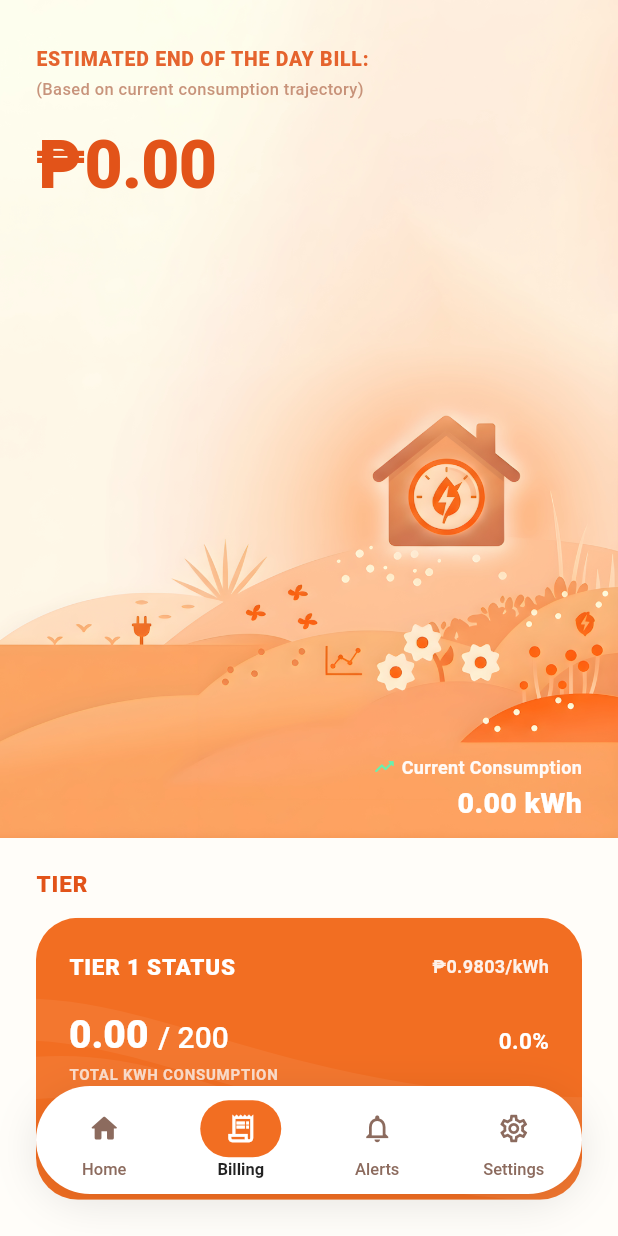
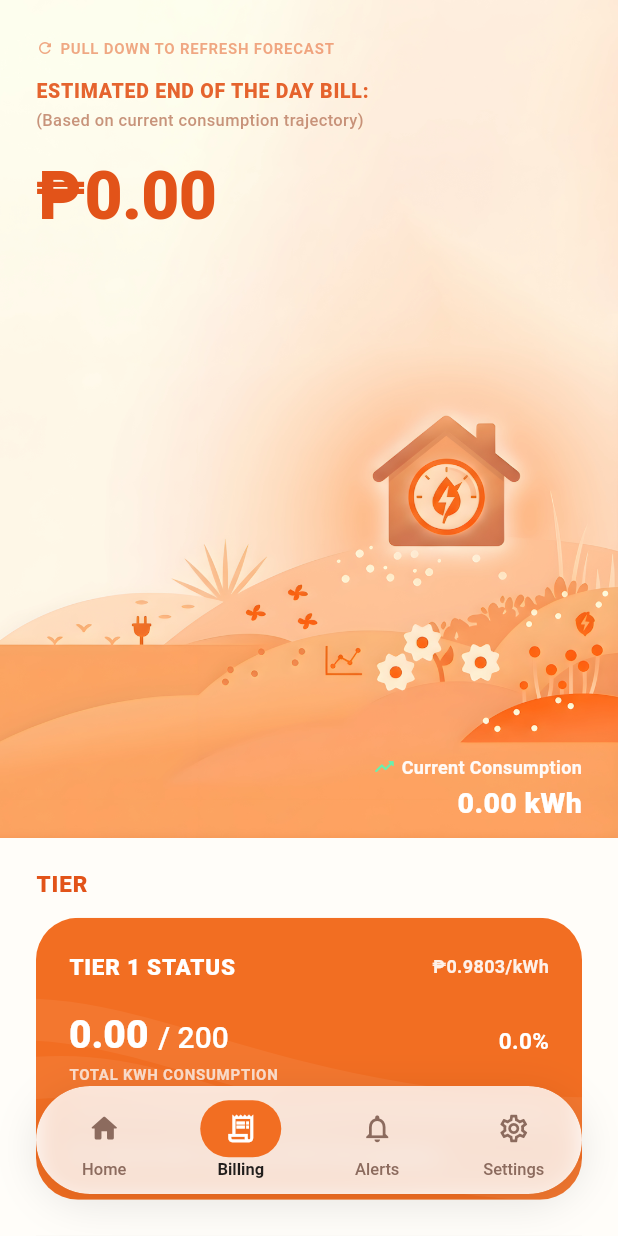
Before and after one commit to Orti-G/Thesis, a Flutter app: the MainScreen screen opened directly, item 2 of the bottom bar chosen, on a phone screen of 412 x 824 dp. Run offline on Flutter 3.47's test engine with Material 3 defaults, Android fonts, the phone set to English and light mode, and no system bars; drawn by our look-alikes of custom_refresh_indicator; our stand-ins replace firebase_core, firebase_database, fl_chart, lottie; accounts and stored records are empty.

Commit message:
make the nav bar semi transpaernt and added a refresh function to the biilling page

```diff
--- a/flutter_mobile_ui/lib/billing.dart
+++ b/flutter_mobile_ui/lib/billing.dart
@@ -1,5 +1,8 @@
 import 'package:flutter/material.dart';
 import 'package:firebase_database/firebase_database.dart';
+import 'package:http/http.dart' as http;
+import 'package:lottie/lottie.dart';
+import 'package:custom_refresh_indicator/custom_refresh_indicator.dart';
 
 class BillingScreen extends StatelessWidget {
   BillingScreen({super.key});
@@ -12,6 +15,21 @@ class BillingScreen extends StatelessWidget {
   // Reference to the root of your Realtime Database
   final DatabaseReference _dbRef = FirebaseDatabase.instance.ref();
 
+  // HTTP trigger function to calculate new forecasts
+  Future<void> _handleRefresh() async {
+    final url = Uri.parse('http://35.209.250.46:8000/forecast');
+    try {
+      final response = await http.get(url);
+      if (response.statusCode == 200) {
+        debugPrint('Forecast successfully refreshed via API.');
+      } else {
+        debugPrint('API server returned an error: ${response.statusCode}');
+      }
+    } catch (e) {
+      debugPrint('Error sending refresh request: $e');
+    }
+  }
+
   @override
   Widget build(BuildContext context) {
     return Scaffold(
@@ -19,6 +37,7 @@ class BillingScreen extends StatelessWidget {
       body: StreamBuilder<DatabaseEvent>(
         stream: _dbRef.onValue,
         builder: (context, snapshot) {
+
           // Default fallback values
           double forecast = 0.0;
           double cumulativeEnergy = 0.0;
@@ -27,16 +46,16 @@ class BillingScreen extends StatelessWidget {
           if (snapshot.hasData && snapshot.data?.snapshot.value != null) {
             final data = snapshot.data!.snapshot.value as Map<dynamic, dynamic>;
 
-            // Remapped forecast to predicted_day_total_kwh
+            // Case-sensitive lookup for predicted_day_total_kWh
             final forecastData = data['forecast'] as Map<dynamic, dynamic>?;
             if (forecastData != null) {
-              forecast = (forecastData['predicted_day_total_kwh'] ?? 0).toDouble();
+              forecast = (forecastData['predicted_day_total_kWh'] ?? forecastData['predicted_day_total_kwh'] ?? 0).toDouble();
             }
 
-            // Remapped cumulative energy to cumul_kwh
+            // Defensive check for cumul_kWh casing as well
             final liveReading = data['live_reading'] as Map<dynamic, dynamic>?;
             if (liveReading != null) {
-              cumulativeEnergy = (liveReading['cumul_kwh'] ?? 0).toDouble();
+              cumulativeEnergy = (liveReading['cumul_kWh'] ?? liveReading['cumul_kwh'] ?? 0).toDouble();
             }
           }
 
@@ -44,7 +63,26 @@ class BillingScreen extends StatelessWidget {
           final double percentage = (cumulativeEnergy / 200).clamp(0.0, 1.0);
           final double remaining = (200 - cumulativeEnergy).clamp(0.0, 200.0);
 
-          return SingleChildScrollView(
+          // ── REPLACED DEFAULT REFRESH INDICATOR WITH CUSTOM LOTTIE INDICATOR ──
+          return CustomMaterialIndicator(
+            onRefresh: _handleRefresh,
+            backgroundColor: Colors.white,
+            indicatorBuilder: (context, controller) {
+              return Padding(
+                padding: const EdgeInsets.all(6.0),
+                child: Lottie.asset(
+                  'assets/spark loading.json',
+                  // Kept small to fit nicely inside the standard pull-to-refresh circle
+                  width: 30,
+                  height: 30,
+                  fit: BoxFit.contain,
+                ),
+              );
+            },
+            child: SingleChildScrollView(
+              physics: const AlwaysScrollableScrollPhysics(
+                parent: BouncingScrollPhysics(),
+              ),
               child: Column(
                 crossAxisAlignment: CrossAxisAlignment.start,
                 children: [
@@ -63,7 +101,28 @@ class BillingScreen extends StatelessWidget {
                           child: Column(
                             crossAxisAlignment: CrossAxisAlignment.start,
                             children: [
-                            const SizedBox(height: 10),
+                              const SizedBox(height: 5),
+                              // Subtle pull to refresh text hint
+                              Row(
+                                children: [
+                                  Icon(
+                                    Icons.refresh_rounded,
+                                    size: 12,
+                                    color: brandOrangeText.withValues(alpha: 0.5),
+                                  ),
+                                  const SizedBox(width: 4),
+                                  Text(
+                                    'PULL DOWN TO REFRESH FORECAST',
+                                    style: TextStyle(
+                                      color: brandOrangeText.withValues(alpha: 0.5),
+                                      fontSize: 10,
+                                      fontWeight: FontWeight.w700,
+                                      letterSpacing: 0.5,
+                                    ),
+                                  ),
+                                ],
+                              ),
+                              const SizedBox(height: 12),
                               Text(
                                 'ESTIMATED END OF THE DAY BILL:',
                                 style: TextStyle(
@@ -83,7 +142,7 @@ class BillingScreen extends StatelessWidget {
                                 ),
                               ),
                               const SizedBox(height: 12),
-                            // MAPPED FORECAST
+                              // Displays mapped forecast value dynamically
                               Text(
                                 '₱${forecast.toStringAsFixed(2)}',
                                 style: TextStyle(
@@ -123,7 +182,6 @@ class BillingScreen extends StatelessWidget {
                               ],
                             ),
                             const SizedBox(height: 2),
-                          // MAPPED CUMULATIVE ENERGY
                             Text(
                               '${cumulativeEnergy.toStringAsFixed(2)} kWh',
                               style: const TextStyle(
@@ -199,7 +257,6 @@ class BillingScreen extends StatelessWidget {
                                           text: TextSpan(
                                             style: const TextStyle(color: Colors.white),
                                             children: [
-                                            // DYNAMIC CONSUMPTION FOR TIER
                                               TextSpan(
                                                 text: '${cumulativeEnergy.toStringAsFixed(2)} ',
                                                 style: const TextStyle(fontSize: 26, fontWeight: FontWeight.w800),
@@ -211,7 +268,6 @@ class BillingScreen extends StatelessWidget {
                                             ],
                                           ),
                                         ),
-                                      // DYNAMIC PERCENTAGE
                                         Text(
                                           '${(percentage * 100).toStringAsFixed(1)}%',
                                           style: const TextStyle(
@@ -236,7 +292,7 @@ class BillingScreen extends StatelessWidget {
                                     ClipRRect(
                                       borderRadius: BorderRadius.circular(10),
                                       child: LinearProgressIndicator(
-                                      value: percentage, // DYNAMIC PROGRESS BAR
+                                        value: percentage,
                                         backgroundColor: Colors.white.withValues(alpha: 0.25),
                                         valueColor: const AlwaysStoppedAnimation<Color>(Colors.white),
                                         minHeight: 7,
@@ -253,7 +309,6 @@ class BillingScreen extends StatelessWidget {
                                         const SizedBox(width: 6),
                                         Expanded(
                                           child: Text(
-                                          // DYNAMIC REMAINING KWH
                                             '${remaining.toStringAsFixed(2)} kWh remaining before tier escalation',
                                             style: TextStyle(
                                               color: Colors.white.withValues(alpha: 0.95),
@@ -270,7 +325,17 @@ class BillingScreen extends StatelessWidget {
                             ),
                           ),
                         ),
-                      const SizedBox(height: 28),
+
+                        // Subtle visual divider
+                        Padding(
+                          padding: const EdgeInsets.symmetric(vertical: 24.0),
+                          child: Divider(
+                            color: textDark.withValues(alpha: 0.08),
+                            thickness: 1,
+                            height: 1,
+                          ),
+                        ),
+
                         Text(
                           'RATE BRACKETS',
                           style: TextStyle(
@@ -295,7 +360,7 @@ class BillingScreen extends StatelessWidget {
                           tierTitle: 'TIER 1',
                           range: 'Up to 200 kWh',
                           rate: '₱0.9803/kWh',
-                        isActive: cumulativeEnergy <= 200, // DYNAMIC ACTIVE STATE
+                          isActive: cumulativeEnergy <= 200,
                         ),
                         _buildRateCard(
                           tierTitle: 'TIER 2',
@@ -312,8 +377,9 @@ class BillingScreen extends StatelessWidget {
                       ],
                     ),
                   ),
-                const SizedBox(height: 60),
+                  const SizedBox(height: 120),
                 ],
+              ),
             ),
           );
         }
--- a/flutter_mobile_ui/lib/main.dart
+++ b/flutter_mobile_ui/lib/main.dart
@@ -1,13 +1,11 @@
+import 'dart:ui'; // Required for ImageFilter
 import 'package:flutter/material.dart';
 import 'package:lottie/lottie.dart';
 import 'package:firebase_core/firebase_core.dart';
 
 // ── IMPORT YOUR ACTUAL FILES HERE ─────────────────────────────────────────
 import 'dashboard.dart';
-
-// Fix for the ambiguous import error: giving this import a prefix
 import 'billing.dart' as billing;
-
 import 'alert.dart';
 
 void main() async {
@@ -70,21 +68,16 @@ class _HomePageState extends State<HomePage>
   Widget build(BuildContext context) {
     return Scaffold(
       backgroundColor: Colors.white,
-
       body: SafeArea(
         child: Column(
           mainAxisAlignment: MainAxisAlignment.center,
-
           children: [
             Center(
               child: Lottie.asset(
                 'assets/Comp 1.json',
-
                 controller: _lottieController,
-
                 width: 500,
                 height: 500,
-
                 onLoaded: (composition) {
                   _lottieController
                     ..duration = composition.duration
@@ -92,16 +85,12 @@ class _HomePageState extends State<HomePage>
                 },
               ),
             ),
-
             AnimatedOpacity(
               opacity: _showButton ? 1.0 : 0.0,
-
               duration: const Duration(milliseconds: 500),
-
               child: SizedBox(
                 width: 220,
                 height: 45,
-
                 child: ElevatedButton(
                   onPressed: _showButton
                       ? () {
@@ -113,20 +102,16 @@ class _HomePageState extends State<HomePage>
                           );
                         }
                       : null,
-
                   style: ElevatedButton.styleFrom(
                     backgroundColor: HomePage.accentColor,
                     foregroundColor: Colors.white,
                     elevation: 3,
-
                     shape: RoundedRectangleBorder(
                       borderRadius: BorderRadius.circular(40),
                     ),
                   ),
-
                   child: const Text(
                     'TRY BETA NOW',
-
                     style: TextStyle(
                       fontSize: 16,
                       fontWeight: FontWeight.w700,
@@ -135,7 +120,6 @@ class _HomePageState extends State<HomePage>
                 ),
               ),
             ),
-
             const SizedBox(height: 16),
           ],
         ),
@@ -164,7 +148,6 @@ class _MainScreenState extends State<MainScreen> {
     // IMPORTANT:
     // Make sure the class inside dashboard.dart
     // is actually named "Dashboard"
-
     const Dashboard(),
 
     // Using the "billing." prefix fixes
@@ -182,36 +165,38 @@ class _MainScreenState extends State<MainScreen> {
   Widget build(BuildContext context) {
     return Scaffold(
       extendBody: true,
-
       body: IndexedStack(
         index: _selectedNavIndex,
         children: _screens,
       ),
-
       bottomNavigationBar: _buildFloatingNavBar(),
     );
   }
 
-  // ── FLOATING NAV BAR BUILDER ───────────────────────────────────────────────
+  // ── REFACTORED FLOATING NAV BAR BUILDER ───────────────────────────────────────
+  // Achieves blur + drop shadows + partial transparency via layering.
   Widget _buildFloatingNavBar() {
-    return Container(
-      color: Colors.transparent,
+    // Shared geometry constants for alignment
+    const double navHeight = 72.0;
+    const double navBorderRadius = 40.0;
+    const EdgeInsets navPadding = EdgeInsets.only(left: 24, right: 24, bottom: 28);
 
-      child: Padding(
-        padding: const EdgeInsets.only(
-          left: 24,
-          right: 24,
-          bottom: 28,
-        ),
+    return Padding(
+      padding: navPadding,
+      child: Stack(
+        // Centering is crucial so standard container is directly over shadow container
+        alignment: Alignment.center,
+        children: [
 
-        child: Container(
-          height: 72,
-
+          // Layer 1: The Shadow Container
+          // To make standard drop shadows work with transparent elements on top,
+          // we use an invisible container that only contains the shadow definition.
+          Container(
+            height: navHeight,
+            // geometry matches the foreground layer
             decoration: BoxDecoration(
-            color: Colors.white,
-
-            borderRadius: BorderRadius.circular(40),
-
+              color: Colors.transparent, // Shadow drawn outside invisible bounds
+              borderRadius: BorderRadius.circular(navBorderRadius),
               boxShadow: [
                 BoxShadow(
                   color: Colors.black.withValues(alpha: 0.10),
@@ -220,29 +205,40 @@ class _MainScreenState extends State<MainScreen> {
                 ),
               ],
             ),
+          ),
 
+          // Layer 2: The Blur / Transparency Container
+          // We apply the frosted glass effect in its own layer to keep shadows clean.
+          ClipRRect(
+            borderRadius: BorderRadius.circular(navBorderRadius),
+            child: BackdropFilter(
+              filter: ImageFilter.blur(sigmaX: 8.0, sigmaY: 8.0),
+              child: Container(
+                height: navHeight,
+                decoration: BoxDecoration(
+                  // Slightly lowering the alpha makes Underlying content more visible
+                  color: Colors.white.withValues(alpha: 0.80),
+                  borderRadius: BorderRadius.circular(navBorderRadius),
+                  // Removed the solid border from Turn 5, as shadows are back.
+                ),
                 child: Row(
                   mainAxisAlignment: MainAxisAlignment.spaceAround,
-
                   children: [
                     _buildNavItem(
                       index: 0,
                       icon: Icons.home_rounded,
                       label: 'Home',
                     ),
-
                     _buildNavItem(
                       index: 1,
                       icon: Icons.receipt_long_outlined,
                       label: 'Billing',
                     ),
-
                     _buildNavItem(
                       index: 2,
                       icon: Icons.notifications_outlined,
                       label: 'Alerts',
                     ),
-
                     _buildNavItem(
                       index: 3,
                       icon: Icons.settings_outlined,
@@ -251,6 +247,9 @@ class _MainScreenState extends State<MainScreen> {
                   ],
                 ),
               ),
+            ),
+          ),
+        ],
       ),
     );
   }
@@ -264,54 +263,37 @@ class _MainScreenState extends State<MainScreen> {
 
     return GestureDetector(
       onTap: () => setState(() => _selectedNavIndex = index),
-
       behavior: HitTestBehavior.opaque,
-
       child: SizedBox(
         width: 72,
-
         child: Column(
           mainAxisAlignment: MainAxisAlignment.center,
-
           children: [
             AnimatedContainer(
               duration: const Duration(milliseconds: 200),
               curve: Curves.easeInOut,
-
               padding: const EdgeInsets.symmetric(
                 horizontal: 16,
                 vertical: 8,
               ),
-
               decoration: BoxDecoration(
-                color:
-                    isSelected ? primaryOrange : Colors.transparent,
-
+                color: isSelected ? primaryOrange : Colors.transparent,
                 borderRadius: BorderRadius.circular(30),
               ),
-
               child: Icon(
                 icon,
                 size: 22,
-                color:
-                    isSelected ? Colors.white : navIconColor,
+                color: isSelected ? Colors.white : navIconColor,
               ),
             ),
-
             const SizedBox(height: 2),
-
             AnimatedDefaultTextStyle(
               duration: const Duration(milliseconds: 200),
-
               style: TextStyle(
                 fontSize: 11,
-                fontWeight: isSelected
-                    ? FontWeight.w700
-                    : FontWeight.w500,
-                color:
-                    isSelected ? Colors.black87 : navIconColor,
+                fontWeight: isSelected ? FontWeight.w700 : FontWeight.w500,
+                color: isSelected ? Colors.black87 : navIconColor,
               ),
-
               child: Text(label),
             ),
           ],
--- a/flutter_mobile_ui/pubspec.yaml
+++ b/flutter_mobile_ui/pubspec.yaml
@@ -39,6 +39,8 @@ dependencies:
   firebase_core: ^4.9.0
   firebase_database: ^12.4.1
   firebase_messaging: ^16.2.2
+  http: ^1.6.0
+  custom_refresh_indicator: ^4.0.1
 
 dev_dependencies:
   flutter_test:
@@ -66,7 +68,7 @@ flutter:
   assets:
       - assets/Comp 1.json
       - assets/billingbg.png
-
+      - assets/spark loading.json
 
   # An image asset can refer to one or more resolution-specific "variants", see
   # https://flutter.dev/to/resolution-aware-images
```
Also changed, not shown: flutter_mobile_ui/assets/spark loading.json (added, +1 -0 lines), flutter_mobile_ui/pubspec.lock. Lines whose indentation alone changed are shown as unchanged.
